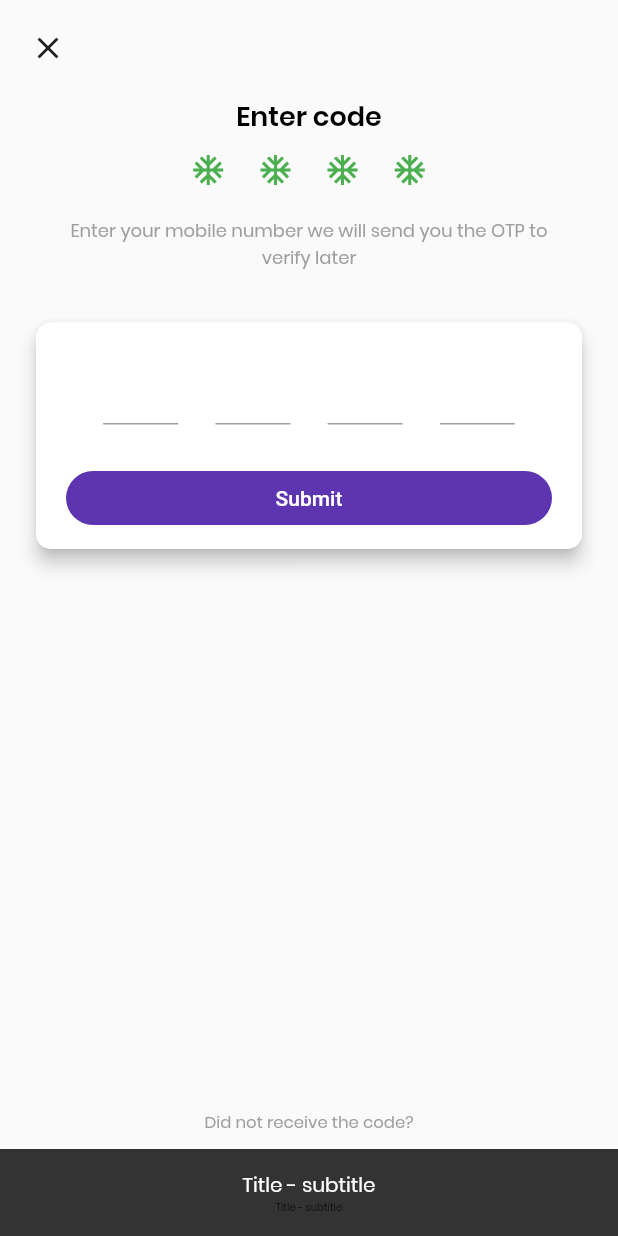
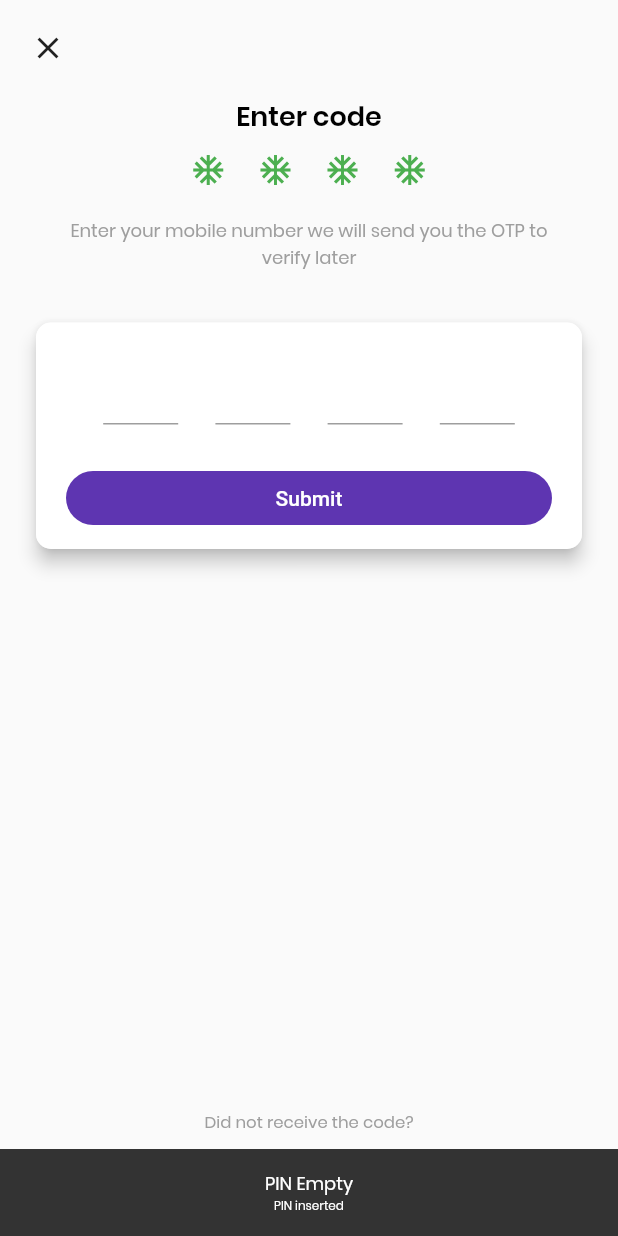
Before and after one commit to innovadeveloper/medec_flutter, a Flutter app: the screen it shows after launch, after a tap on "Submit", on a phone screen of 412 x 824 dp. Run offline on Flutter 3.47's test engine with Material 2 defaults, Android fonts, the phone set to English and light mode, and no system bars.

```diff
--- a/lib/pages/register_pin_verify.dart
+++ b/lib/pages/register_pin_verify.dart
@@ -36,7 +36,8 @@ class RegisterPinVerify extends StatelessWidget {
         // Create an inner BuildContext so that the onPressed methods
         // can refer to the Scaffold with Scaffold.of().
         builder: (BuildContext context) {
-      return SafeArea(
+      return SingleChildScrollView(
+        child: SafeArea(
           child: Container(
             // color: Theme.of(context).primaryColor,
             child: Column(
@@ -50,6 +51,7 @@ class RegisterPinVerify extends StatelessWidget {
                 ),
                 _middleBottomBody(context),
               ],
+            ),
           ),
         ),
       );
@@ -176,7 +178,15 @@ class RegisterPinVerify extends StatelessWidget {
                       // final snackBar =
                       //     SnackBar(content: Text('Yay! A SnackBar!'));
                       // Scaffold.of(context).showSnackBar(snackBar);
-                      createSnackBar(context, 'Title - subtitle');
+                      String insertedPinString = pinOneController.text +
+                          pinTwoController.text +
+                          pinThirdController.text +
+                          pinFourController.text;
+                      if (insertedPinString.length == 0) {
+                        createSnackBar(context, 'PIN Empty');
+                        return;
+                      }
+                      createSnackBar(context, insertedPinString);
                     },
                     textColor: Colors.white,
                     color: Theme.of(context).primaryColor,
@@ -195,14 +205,18 @@ class RegisterPinVerify extends StatelessWidget {
     );
   }
 
+  /**
+   * crea snack bar con contenido ingresado
+   */
   void createSnackBar(BuildContext context, String message) {
+    final heightSnackbar = 30.0;
     final snackBar = SnackBar(
         content: Container(
-      height: 30,
+      height: heightSnackbar,
       child: Column(
         children: <Widget>[
           SizedBox(
-            height: 20.0,
+            height: heightSnackbar * 0.6,
             child: FittedBox(
                 fit: BoxFit.fitHeight,
                 child: Text(
@@ -211,12 +225,15 @@ class RegisterPinVerify extends StatelessWidget {
                 )),
           ),
           SizedBox(
-            height: 10.0,
+            height: heightSnackbar * 0.4,
             child: FittedBox(
                 fit: BoxFit.fitHeight,
                 child: Text(
-                  message,
-                  style: Theme.of(context).textTheme.headline6,
+                  'PIN inserted',
+                  style: Theme.of(context)
+                      .textTheme
+                      .headline6
+                      .copyWith(color: Colors.white),
                 )),
           ),
         ],
```
Also changed, not shown: 1 other file. Lines whose indentation alone changed are shown as unchanged.
